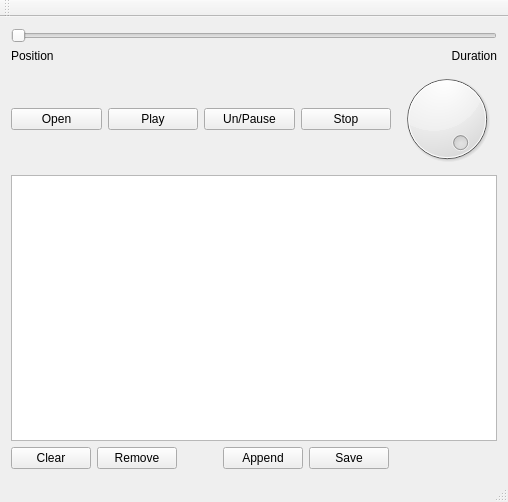
Qt form purrwindow.ui (VashSan/purr) before a commit.
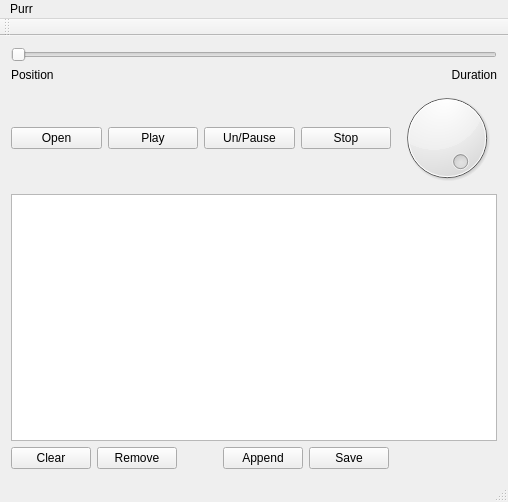
The same form after that commit.

Commit message: added about menu

What changed in the file:
```diff
--- a/purrwindow.ui
+++ b/purrwindow.ui
@@ -176,6 +176,13 @@
      <height>21</height>
     </rect>
    </property>
+   <widget class="QMenu" name="menuPurr">
+    <property name="title">
+     <string>Purr</string>
+    </property>
+    <addaction name="actionAbout"/>
+   </widget>
+   <addaction name="menuPurr"/>
   </widget>
   <widget class="QToolBar" name="mainToolBar">
    <attribute name="toolBarArea">
```
Left out of the diff: 5 changed lines with no effect on the pictures. The commit also changes 3 other files.
